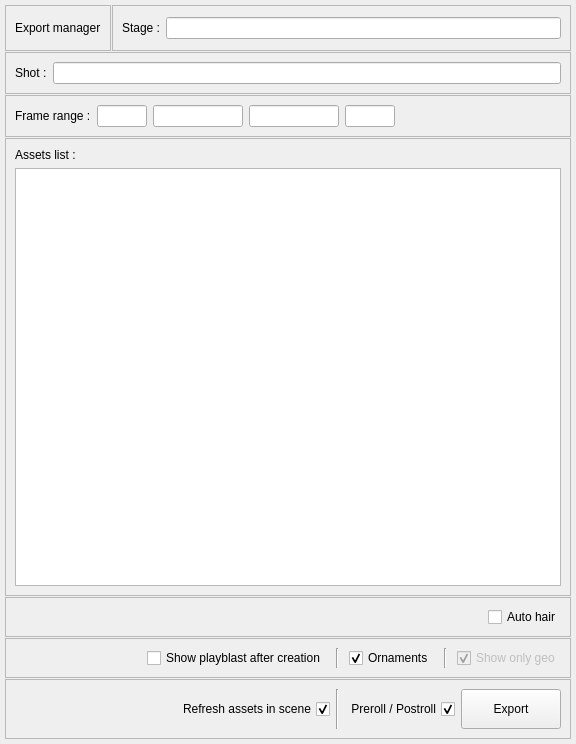
Above: App/ui_files/export_manager.ui from Wizard-collab/Wizard before the change. Below: the same form after it.
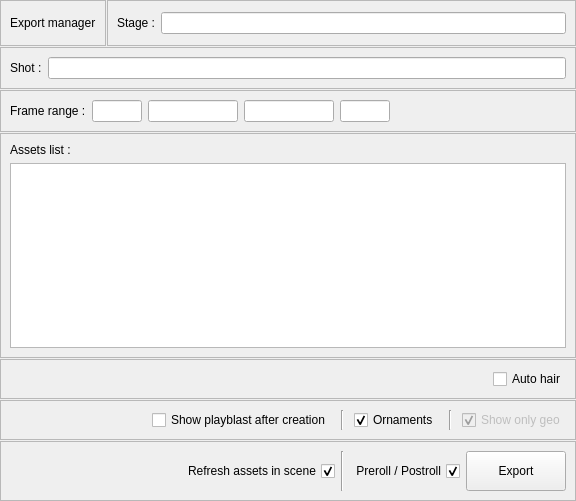
That is the form after the change.

```diff
--- a/App/ui_files/export_manager.ui
+++ b/App/ui_files/export_manager.ui
@@ -7,7 +7,7 @@
     <x>0</x>
     <y>0</y>
     <width>576</width>
-    <height>744</height>
+    <height>501</height>
    </rect>
   </property>
   <property name="windowTitle">
@@ -18,16 +18,16 @@
     <number>1</number>
    </property>
    <property name="leftMargin">
-    <number>5</number>
+    <number>0</number>
    </property>
    <property name="topMargin">
-    <number>5</number>
+    <number>0</number>
    </property>
    <property name="rightMargin">
-    <number>5</number>
+    <number>0</number>
    </property>
    <property name="bottomMargin">
-    <number>5</number>
+    <number>0</number>
    </property>
    <item>
     <layout class="QHBoxLayout" name="horizontalLayout_2">
```
Left out of the diff: 2 changed lines with no effect on the pictures.
